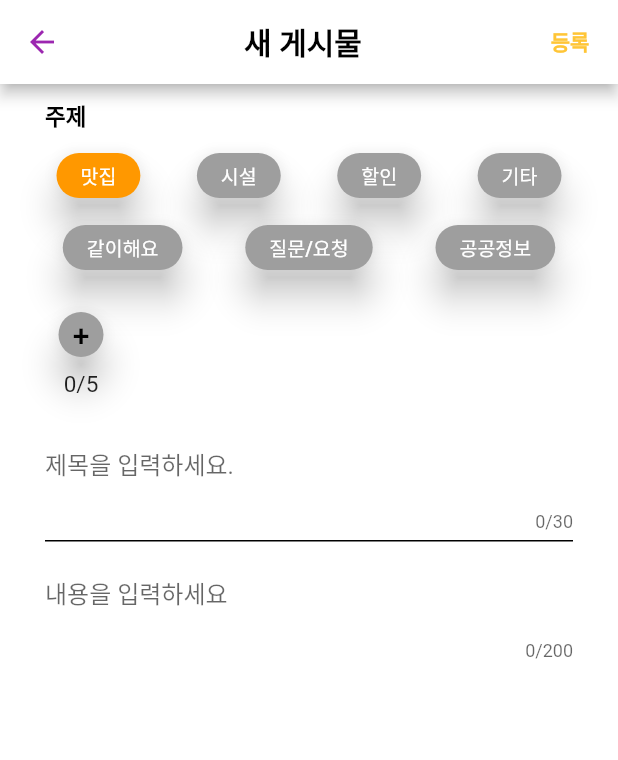
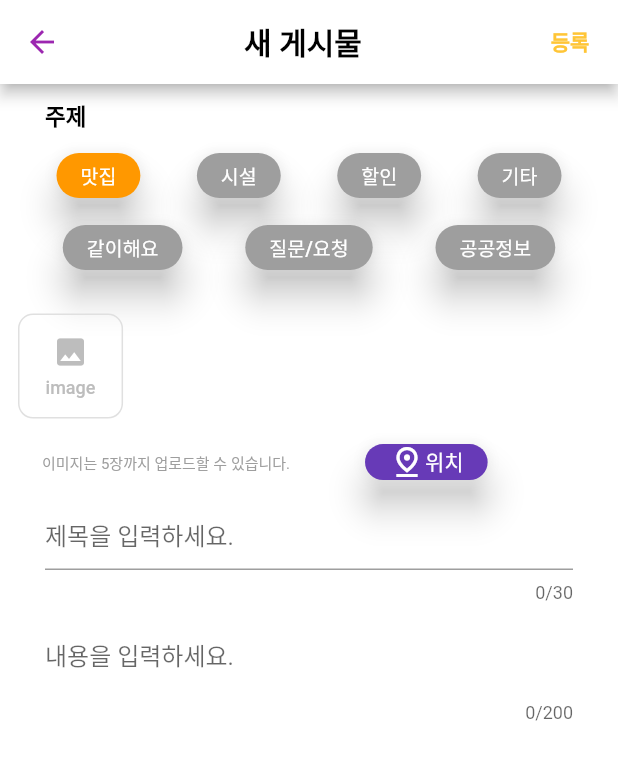
Before and after one commit to SchrodingerLivingAlone/Schrodinger-client, a Flutter app: the PostPage screen opened by its route, on a phone screen of 412 x 824 dp. Shown: the top 760 px of the screen. Run offline on Flutter 3.47's test engine with Material 2 defaults, Android fonts, the phone set to English and light mode, and no system bars; our stand-ins replace flutter_riverpod, fluttertoast, image_picker.

Commit message:
feat: post_image available

```diff
--- a/lib/town_info/post.dart
+++ /dev/null
@@ -1,5 +0,0 @@
-class Post{
-
-
-
-}
--- a/lib/town_info/post_page.dart
+++ b/lib/town_info/post_page.dart
@@ -1,9 +1,15 @@
+import 'dart:io';
+
 import 'package:flutter/material.dart';
+import 'package:flutter/services.dart';
+import 'package:image_picker/image_picker.dart';
 import 'package:schrodinger_client/style.dart';
+import 'package:schrodinger_client/town_info/ImageUploader.dart';
+import 'package:flutter_riverpod/flutter_riverpod.dart';
+import 'package:fluttertoast/fluttertoast.dart';
 
-//1.등록하면 글 객체 생성 -> api완성 후 합칠때
-//2.이미지 GridView 갯수만큼만 띄우기
-//3.장소 버튼 누르면 장소 검색 page로 이동 -> 장소 검색해서 해당 장소로
+//TODO 1.등록하면 글 객체 생성 -> api완성 후 합칠때
+//TODO 3.위치 버튼 누르면 장소 검색 page로 이동 -> 장소 검색해서 해당 장소로
 
 enum Issue {Restaurant, Facility, Discount, Etc, Together, Ask, PublicInfo}
 
@@ -15,10 +21,8 @@ class PostPage extends StatefulWidget {
 }
 
 class _PostPageState extends State<PostPage> {
-
   Issue _issue = Issue.Restaurant;
   String selectedButton = 'Button 1';
-
   final _titleController = TextEditingController();
   final _contentController = TextEditingController();
 
@@ -43,7 +47,7 @@ class _PostPageState extends State<PostPage> {
             showExitConfirmationDialog(context);
           },
           color: Colors.purple,
-          icon: Icon(Icons.arrow_back)),
+          icon: const Icon(Icons.arrow_back)),
         backgroundColor: Colors.white,
         title: const Center(
             child: Text('새 게시물', style: TextStyle(color: Colors.black, fontWeight: FontWeight.bold))),
@@ -77,12 +81,11 @@ class _PostPageState extends State<PostPage> {
       body: Container(
         color: Colors.white,
         child: ListView(
-
           children: [
             Padding(
               padding: const EdgeInsets.fromLTRB(30, 10, 0, 5),
               child: Container(
-                  child: Text('주제', style: TextStyle(fontSize: 15,color: Colors.black, fontWeight: FontWeight.bold)),
+                  child: const Text('주제', style: TextStyle(fontSize: 15,color: Colors.black, fontWeight: FontWeight.bold)),
               ),
             ),
             Row(
@@ -94,11 +97,11 @@ class _PostPageState extends State<PostPage> {
                   },
                     style: ElevatedButton.styleFrom(
                         shape: RoundedRectangleBorder(borderRadius: BorderRadius.circular(30)),
-                        minimumSize: Size(30, 30),
+                        minimumSize: const Size(30, 30),
                         primary: getButtonColor('Button 1'),
                         elevation: 10
                     ),
-                    child: Text('맛집', style: TextStyle(fontSize: 13),)
+                    child: const Text('맛집', style: TextStyle(fontSize: 13),)
                 ),
                 ElevatedButton(onPressed: (){
                   selectButton('Button 2');
@@ -106,10 +109,10 @@ class _PostPageState extends State<PostPage> {
                 },
                     style: ElevatedButton.styleFrom(
                         shape: RoundedRectangleBorder(borderRadius: BorderRadius.circular(30)),
-                        minimumSize: Size(30, 30),
+                        minimumSize: const Size(30, 30),
                         primary: getButtonColor('Button 2'),
                         elevation: 10),
-                    child: Text('시설', style: TextStyle(fontSize: 13),)
+                    child: const Text('시설', style: TextStyle(fontSize: 13),)
                 ),
                 ElevatedButton(onPressed: (){
                   selectButton('Button 3');
@@ -117,10 +120,10 @@ class _PostPageState extends State<PostPage> {
                 },
                     style: ElevatedButton.styleFrom(
                         shape: RoundedRectangleBorder(borderRadius: BorderRadius.circular(30)),
-                        minimumSize: Size(30, 30),
+                        minimumSize: const Size(30, 30),
                         primary: getButtonColor('Button 3'),
                         elevation: 10),
-                    child: Text('할인', style: TextStyle(fontSize: 13),)
+                    child: const Text('할인', style: TextStyle(fontSize: 13),)
                 ),
                 ElevatedButton(onPressed: (){
                   selectButton('Button 4');
@@ -128,10 +131,10 @@ class _PostPageState extends State<PostPage> {
                   },
                     style: ElevatedButton.styleFrom(
                         shape: RoundedRectangleBorder(borderRadius: BorderRadius.circular(30)),
-                        minimumSize: Size(30, 30),
+                        minimumSize: const Size(30, 30),
                         primary: getButtonColor('Button 4'),
                         elevation: 10),
-                    child: Text('기타', style: TextStyle(fontSize: 13),)
+                    child: const Text('기타', style: TextStyle(fontSize: 13),)
                 ),
               ],
             ),
@@ -144,10 +147,10 @@ class _PostPageState extends State<PostPage> {
                 },
                     style: ElevatedButton.styleFrom(
                         shape: RoundedRectangleBorder(borderRadius: BorderRadius.circular(30)),
-                        minimumSize: Size(30, 30),
+                        minimumSize: const Size(30, 30),
                         primary: getButtonColor('Button 5'),
                         elevation: 10),
-                    child: Text('같이해요', style: TextStyle(fontSize: 13),)
+                    child: const Text('같이해요', style: TextStyle(fontSize: 13),)
                 ),
                 ElevatedButton(onPressed: (){
                   selectButton('Button 6');
@@ -155,10 +158,10 @@ class _PostPageState extends State<PostPage> {
                 },
                     style: ElevatedButton.styleFrom(
                         shape: RoundedRectangleBorder(borderRadius: BorderRadius.circular(30)),
-                        minimumSize: Size(30, 30),
+                        minimumSize: const Size(30, 30),
                         primary: getButtonColor('Button 6'),
                         elevation: 10),
-                    child: Text('질문/요청', style: TextStyle(fontSize: 13),)
+                    child: const Text('질문/요청', style: TextStyle(fontSize: 13),)
                 ),
                 ElevatedButton(onPressed: (){
                   selectButton('Button 7');
@@ -166,56 +169,56 @@ class _PostPageState extends State<PostPage> {
                 },
                     style: ElevatedButton.styleFrom(
                         shape: RoundedRectangleBorder(borderRadius: BorderRadius.circular(30)),
-                        minimumSize: Size(30, 30),
+                        minimumSize: const Size(30, 30),
                         primary: getButtonColor('Button 7'),
                         elevation: 10),
-                    child: Text('공공정보', style: TextStyle(fontSize: 13),)
+                    child: const Text('공공정보', style: TextStyle(fontSize: 13),)
                 ),
               ],
             ),
+            const SizedBox(
+              height: 20,
+            ),
+            const Padding(
+              padding: EdgeInsets.fromLTRB(10.0, 0, 0, 0),
+              child: ImageWidget(),
+            ),
             Padding(
-              padding: const EdgeInsets.fromLTRB(30, 10, 10, 10),
-              child: Stack(
+              padding: EdgeInsets.fromLTRB(20.0, 5.0,8.0,0),
+              child: Row(
                 children: [
-                  Container(
-
+                  Padding(
+                    padding: const EdgeInsets.fromLTRB(8.0,0,50.0,0),
+                    child: const Text('이미지는 5장까지 업로드할 수 있습니다.', style: TextStyle(fontSize: 10, color: Colors.grey),),
                   ),
-                  Column(
-                    children: [
-                      ElevatedButton(onPressed: (){},
-                          style: ElevatedButton.styleFrom(
-                              shape: CircleBorder(),
-                              minimumSize: Size(30, 30),
-                              primary: Colors.grey, elevation: 10,
-                              backgroundColor: Colors.white,
-                          ),
-                          child: Text('+', style: TextStyle(color: Colors.black,fontSize: 20),)
+                  ElevatedButton(
+                    style: ElevatedButton.styleFrom(
+                        shape: RoundedRectangleBorder(borderRadius: BorderRadius.circular(30)),
+                        minimumSize: const Size(20, 20),
+                        primary: Colors.deepPurple,
+                        elevation: 10),
+                    onPressed: (){},
+                      child: Row(
+                        children: [
+                          Icon(Icons.pin_drop_outlined, color: Colors.white,),
+                          Text('위치', style: TextStyle(color: Colors.white),),
+                        ],
                       ),
-                      Text('0/5', style: TextStyle(fontSize: 15),),
-                    ],
                   ),
                 ],
               ),
             ),
             Padding(
-              padding: const EdgeInsets.fromLTRB(30, 10, 30, 5),
-              child: Container(
-                child: TextField(
-                  maxLines: null,
+              padding: const EdgeInsets.fromLTRB(30, 0, 30, 0),
+              child: TextField(
                   maxLength: 30,
-                  decoration: InputDecoration(
-                    border: InputBorder.none,
-                    hintText: '제목을 입력하세요.'
+                  maxLengthEnforcement: MaxLengthEnforcement.enforced,
+                  decoration: const InputDecoration(
+                    hintText: '제목을 입력하세요.',
+                    border: UnderlineInputBorder(),
                   ),
                   controller: _titleController,
                 ),
-              ),
-            ),
-            Padding(
-              padding: const EdgeInsets.fromLTRB(30, 0, 30, 0),
-              child: Container( height:1.0,
-                width:500.0,
-                color:Colors.black,),
             ),
             Padding(
               padding: const EdgeInsets.fromLTRB(30, 10, 30, 5),
@@ -223,9 +226,10 @@ class _PostPageState extends State<PostPage> {
                 child: TextField(
                   maxLines: null,
                   maxLength: 200,
-                  decoration: InputDecoration(
+                  maxLengthEnforcement: MaxLengthEnforcement.enforced,
+                  decoration: const InputDecoration(
                     border: InputBorder.none,
-                    hintText: '내용을 입력하세요',
+                    hintText: '내용을 입력하세요.',
                   ),
                   controller: _contentController,
                 ),
@@ -242,20 +246,140 @@ Future<bool?> showExitConfirmationDialog(BuildContext context) async {
   return showDialog<bool?>(
     context: context,
     builder: (context) => AlertDialog(
-      content: Text('작성중인 글을 취소하시겠습니까?\n작성 취소 시, 작성된 글은 저장되지 않습니다.', style: TextStyle(fontSize: 15),),
+      content: const Text('작성중인 글을 취소하시겠습니까?\n작성 취소 시, 작성된 글은 저장되지 않습니다.', style: TextStyle(fontSize: 15),),
       actions: <Widget>[
         TextButton(
           onPressed: () => Navigator.of(context).pop(false),
-          child: Text('계속 작성', style: TextStyle(color: Colors.blue),),
+          child: const Text('계속 작성', style: TextStyle(color: Colors.blue),),
         ),
         TextButton(
           onPressed: () {
               Navigator.of(context).pop(true);
               Navigator.of(context).pop(true);
             },
-          child: Text('작성 취소', style: TextStyle(color: Colors.red),),
+          child: const Text('작성 취소', style: TextStyle(color: Colors.red),),
         ),
       ],
     ),
   );
 }
+//////////////////////////////////////////////////////
+//Image 업로드 코드
+//////////////////////////////////////////////////////
+final imagePickerProvider = StateNotifierProvider<ImageState, List<XFile>>((ref) {
+  return ImageState();
+});
+
+class ImageState extends StateNotifier<List<XFile>> {
+  ImageState() : super(<XFile>[]);
+  final ImagePickerService picker = ImagePickerService();
+
+  @override
+  set state(List<XFile> value) {
+    super.state = value;
+  }
+
+  delImage(XFile image) {
+    var list = [...super.state];
+    list.remove(image);
+    state = list;
+  }
+
+  void addImage(List<XFile> value) {
+    var list = [...super.state];
+    if (list.isEmpty) {
+      state = value;
+    } else {
+      list.addAll(value);
+      list.toSet().toList();
+      state = list;
+    }
+    if (super.state.length > 5) {
+      state = super.state.sublist(0, 5);
+      Fluttertoast.showToast(msg: '최대 5개의 이미지를 업로드할 수 있습니다.');
+    }
+  }
+
+  Future getImage() async {
+    picker.pickImage().then((value) {
+      addImage(value);
+    }).catchError((onError) {
+      Fluttertoast.showToast(msg: 'failed to get image');
+    });
+  }
+}
+
+class ImageWidget extends ConsumerWidget {
+  const ImageWidget({Key? key}) : super(key: key);
+
+  @override
+  Widget build(BuildContext context, WidgetRef ref) {
+    double imgBoxSize = ((MediaQuery.of(context).size.width - 32) / 5) - 4;
+    final images = ref.watch(imagePickerProvider);
+
+    Widget imageBox(XFile img) => GestureDetector(
+        onTap: () => ref.read(imagePickerProvider.notifier).delImage(img),
+        child: Container(
+            margin: const EdgeInsets.symmetric(horizontal: 2),
+            width: imgBoxSize,
+            height: imgBoxSize,
+            child: Stack(children: [
+              Center(
+                  child: Container(
+                      decoration: BoxDecoration(
+                          image: DecorationImage(
+                              fit: BoxFit.cover,
+                              image: Image.file(File(img.path)).image),
+                          borderRadius: BorderRadius.circular(10)),
+                      width: imgBoxSize,
+                      height: imgBoxSize)),
+              Positioned(
+                  top: 0,
+                  right: 0,
+                  child: Container(
+                      width: 20,
+                      height: 20,
+                      decoration: BoxDecoration(
+                          color: Colors.grey[200],
+                          borderRadius: BorderRadius.circular(10)),
+                      child: Icon(Icons.close,
+                          size: 15, color: Colors.grey[400])))
+            ])));
+
+
+    return Row(children: [
+      if (images.length == 5) ...[
+        ...images.map((e) => imageBox(e)).toList(),
+      ] else ...[
+        ...images.map((e) => imageBox(e)).toList(),
+        InkWell(
+            onTap: () => ref.read(imagePickerProvider.notifier).getImage(),
+            child: Container(
+              margin: const EdgeInsets.symmetric(horizontal: 2),
+              width: MediaQuery.of(context).size.width * 0.17,
+              height: MediaQuery.of(context).size.width * 0.17,
+              decoration: BoxDecoration(
+                border: Border.all(color: Colors.grey[300]!, width: 1),
+                borderRadius: BorderRadius.circular(10),
+              ),
+              child: Column(
+                mainAxisAlignment: MainAxisAlignment.center,
+                children: [
+                  Icon(Icons.image, color: Colors.grey[400]!),
+                  const SizedBox(
+                    height: 5,
+                  ),
+                  Text(
+                    'image',
+                    style: TextStyle(
+                        color: Colors.grey[400],
+                        fontWeight: FontWeight.w500,
+                        fontSize: 12.0),
+                  )
+                ],
+              ),
+            ))
+      ]
+    ]);
+  }
+}
--- a/pubspec.yaml
+++ b/pubspec.yaml
@@ -35,6 +35,9 @@ dependencies:
   # The following adds the Cupertino Icons font to your application.
   # Use with the CupertinoIcons class for iOS style icons.
   cupertino_icons: ^1.0.2
+  image_picker: ^1.0.4
+  flutter_riverpod: ^1.0.0
+  fluttertoast: ^8.0.7
 
 dev_dependencies:
   flutter_test:
```
Also changed, not shown: lib/main.dart (+7 -1 lines), lib/town_info/ImageUploader.dart (added, +35 -0 lines), lib/town_info/post_info.dart (+26 -46 lines), pubspec.lock, 1 other file.
